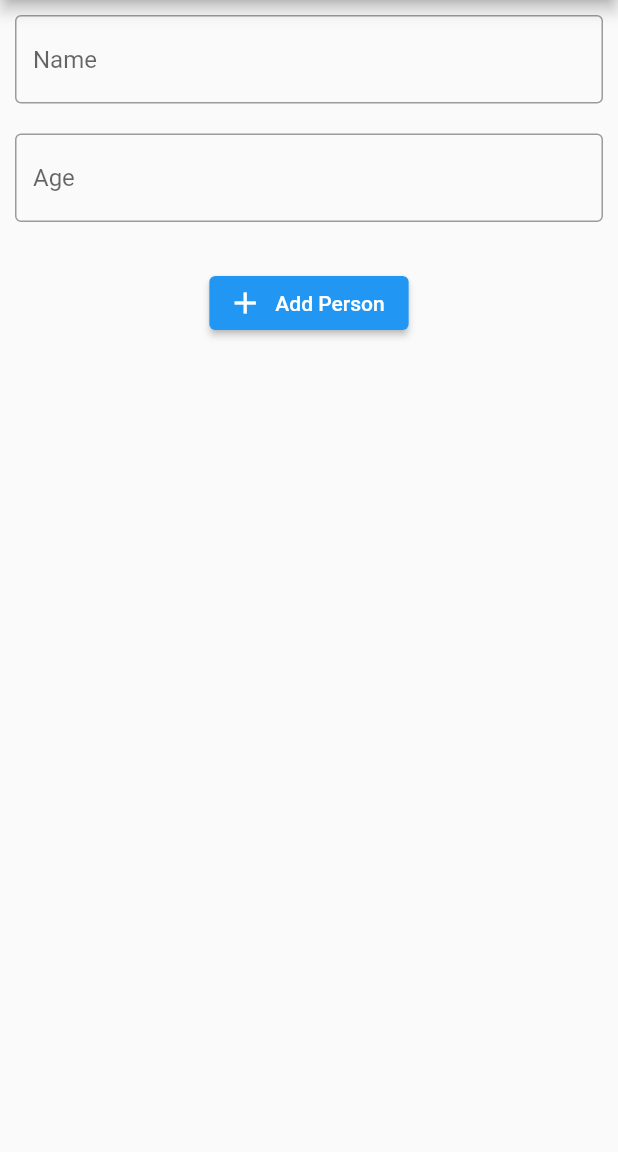
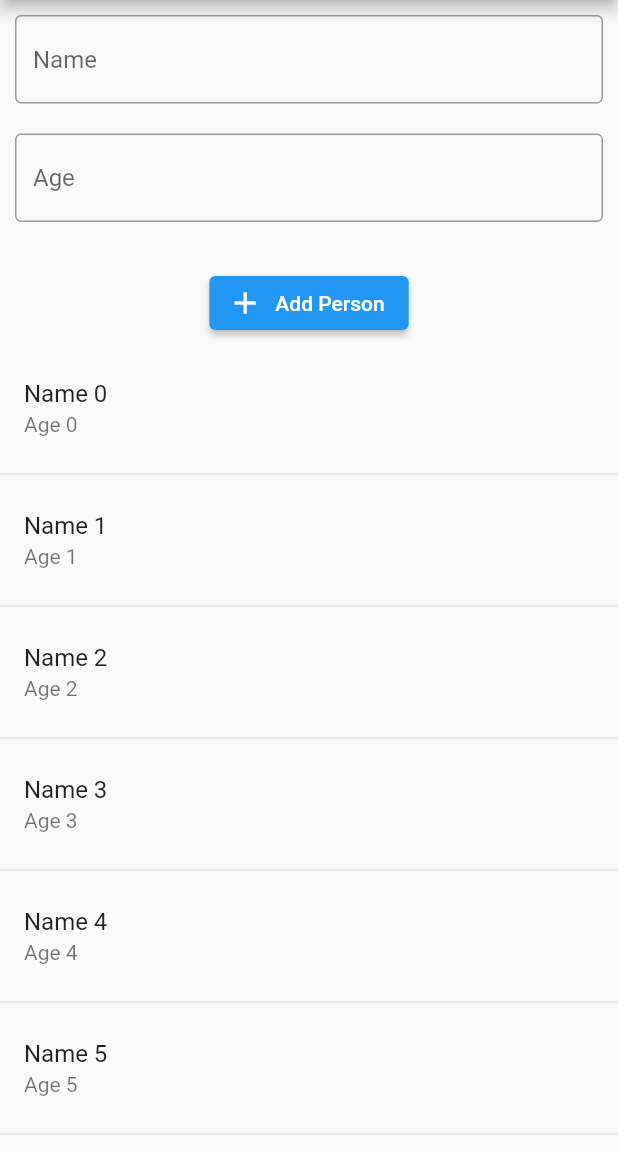
Before and after one commit to AswathyAchii/Flutter_hive_demo, a Flutter app: the screen it shows after launch, after a tap on "Add Person", on a phone screen of 412 x 824 dp, the part 84-1236 px from its top. Run offline on Flutter 3.47's test engine with Material 2 defaults, Android fonts, the phone set to English and light mode, and no system bars.

Commit message:
list_person_Widget

```diff
--- a/lib/main.dart
+++ b/lib/main.dart
@@ -17,7 +17,7 @@ class MyApp extends StatelessWidget {
       theme: ThemeData(
         primarySwatch: Colors.blue,
       ),
-      home:  MyHomePage(),
+      home: const MyHomePage(),
     );
   }
 }
--- /dev/null
+++ b/lib/ui_designs/Widgets/add_person_widget.dart
@@ -0,0 +1,52 @@
+import 'package:flutter/material.dart';
+
+class AddPersonWidget extends StatelessWidget {
+  AddPersonWidget({
+    Key? key,
+  }) : super(key: key);
+  final _nameController = TextEditingController();
+  final _ageController = TextEditingController();
+  @override
+  Widget build(BuildContext context) {
+    return Padding(
+      padding: const EdgeInsets.all(10.0),
+      child: Column(
+        children: [
+          TextFormField(
+            controller: _nameController,
+            decoration: const InputDecoration(
+              border: OutlineInputBorder(),
+              hintText: 'Name',
+            ),
+          ),
+          const SizedBox(height: 20),
+          TextFormField(
+            controller: _ageController,
+            decoration: const InputDecoration(
+              border: OutlineInputBorder(),
+              hintText: 'Age',
+            ),
+          ),
+          const SizedBox(height: 30),
+          ElevatedButton.icon(
+            onPressed: () {
+              onAddStudentButtonClicked();
+            },
+            icon: const Icon(Icons.add),
+            label: const Text("Add Person"),
+          ),
+        ],
+      ),
+    );
+  }
+
+  Future<void> onAddStudentButtonClicked() async {
+    final _name = _nameController.text.trim();
+    final _age = _ageController.text.trim();
+    if (_name.isEmpty || _age.isEmpty) {
+      return;
+    }
+    // ignore: avoid_print
+    print('$_name $_age');
+  }
+}
--- /dev/null
+++ b/lib/ui_designs/Widgets/list_person_widget.dart
@@ -0,0 +1,21 @@
+import 'package:flutter/material.dart';
+
+class ListPersonWidget extends StatelessWidget {
+  const ListPersonWidget({
+    Key? key,
+  }) : super(key: key);
+
+  @override
+  Widget build(BuildContext context) {
+    return ListView.separated(
+      itemBuilder: (ctx, index) {
+        return ListTile(
+            title: Text('Name $index'), subtitle: Text("Age $index"));
+      },
+      separatorBuilder: (context, index) {
+        return const Divider();
+      },
+      itemCount: 50,
+    );
+  }
+}
--- a/lib/ui_designs/pages/home_page.dart
+++ b/lib/ui_designs/pages/home_page.dart
@@ -1,10 +1,10 @@
 import 'package:flutter/material.dart';
+import 'package:hive_project/ui_designs/Widgets/add_person_widget.dart';
+import 'package:hive_project/ui_designs/Widgets/list_person_widget.dart';
 
 class MyHomePage extends StatelessWidget {
-  MyHomePage({Key? key}) : super(key: key);
+  const MyHomePage({Key? key}) : super(key: key);
 
-  final _nameController = TextEditingController();
-  final _ageController = TextEditingController();
   @override
   Widget build(BuildContext context) {
     return Scaffold(
@@ -12,33 +12,9 @@ class MyHomePage extends StatelessWidget {
       body: SafeArea(
         child: Column(
           children: [
-            Padding(
-              padding: const EdgeInsets.all(10.0),
-              child: Column(
-                children: [
-                  TextFormField(
-                    controller: _nameController,
-                    decoration: const InputDecoration(
-                      border: OutlineInputBorder(),
-                      hintText: 'Name',
-                    ),
-                  ),
-                  const SizedBox(height: 20),
-                  TextFormField(
-                    controller: _ageController,
-                    decoration: const InputDecoration(
-                      border: OutlineInputBorder(),
-                      hintText: 'Age',
-                    ),
-                  ),
-                  const SizedBox(height: 30),
-                  ElevatedButton.icon(
-                    onPressed: () {},
-                    icon: const Icon(Icons.add),
-                    label: const Text("Add Person"),
-                  ),
-                ],
-              ),
+            AddPersonWidget(),
+            const Expanded(
+              child: ListPersonWidget(),
             )
           ],
         ),
```
